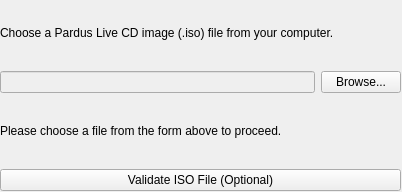
Old version of the form playground/gsoc/PaW/src/ui/gui/iso.ui in the repository pars-linux/uludag.
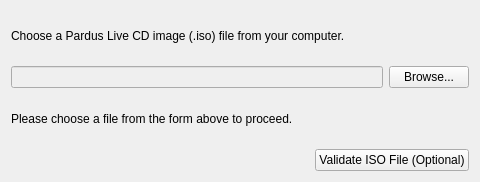
New version of the form.

The edit to the form file:
```diff
--- a/playground/gsoc/PaW/src/ui/gui/iso.ui
+++ b/playground/gsoc/PaW/src/ui/gui/iso.ui
@@ -6,31 +6,24 @@
    <rect>
     <x>0</x>
     <y>0</y>
-    <width>402</width>
-    <height>192</height>
+    <width>480</width>
+    <height>182</height>
    </rect>
   </property>
   <property name="windowTitle">
    <string/>
   </property>
-  <widget class="QWidget" name="verticalLayoutWidget">
-   <property name="geometry">
-    <rect>
-     <x>0</x>
-     <y>0</y>
-     <width>401</width>
-     <height>191</height>
-    </rect>
-   </property>
-   <layout class="QVBoxLayout" name="verticalLayout">
-    <item>
+  <layout class="QGridLayout" name="gridLayout_2">
+   <item row="0" column="0">
+    <layout class="QGridLayout" name="gridLayout">
+     <item row="0" column="0">
      <widget class="QLabel" name="labelDescription">
       <property name="text">
        <string>Choose a Pardus Live CD image (.iso) file from your computer.</string>
       </property>
      </widget>
     </item>
-    <item>
+     <item row="1" column="0">
      <layout class="QHBoxLayout" name="horizontalLayout">
       <item>
        <widget class="QLineEdit" name="txtFileName">
@@ -48,13 +41,28 @@
       </item>
      </layout>
     </item>
-    <item>
+     <item row="2" column="0">
      <widget class="QLabel" name="lblVersion">
       <property name="text">
        <string>Please choose a file from the form above to proceed.</string>
       </property>
      </widget>
     </item>
+     <item row="3" column="0">
+      <layout class="QHBoxLayout" name="horizontalLayout_2">
+       <item>
+        <spacer name="horizontalSpacer">
+         <property name="orientation">
+          <enum>Qt::Horizontal</enum>
+         </property>
+         <property name="sizeHint" stdset="0">
+          <size>
+           <width>40</width>
+           <height>20</height>
+          </size>
+         </property>
+        </spacer>
+       </item>
     <item>
      <widget class="QPushButton" name="btnValidate">
       <property name="text">
@@ -63,7 +71,10 @@
      </widget>
     </item>
    </layout>
-  </widget>
+     </item>
+    </layout>
+   </item>
+  </layout>
  </widget>
  <resources/>
  <connections/>
```
Lines whose indentation alone changed are shown as unchanged.
